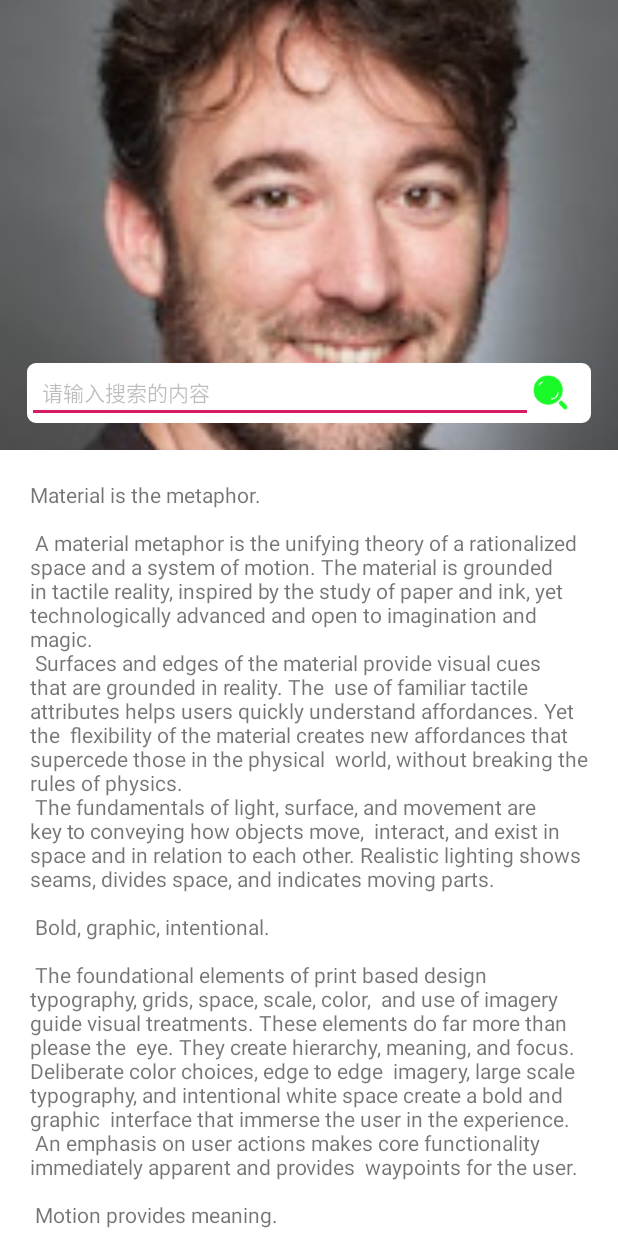
After one commit to wukuiqing49/Material, an Android app: the SearchLayoutActivity screen opened directly, with no data from a screen before it, on a phone screen of 412 x 824 dp. The commit adds this screen. Run offline under Robolectric (Android 15) with nearby library versions, the phone set to English and light mode, and no system bars.

Commit message:
搜索效果启动

```diff
--- a/app/src/main/AndroidManifest.xml
+++ b/app/src/main/AndroidManifest.xml
@@ -25,6 +25,7 @@
         <activity android:name=".activity.SidePanelActivity"/>
         <activity android:name=".activity.DrawerLayoutActivity"/>
         <activity android:name=".activity.ViewPagerActivity"/>
+        <activity android:name=".activity.SearchLayoutActivity"/>
     </application>
 
 </manifest>
--- a/app/src/main/java/com/wu/material/activity/MainActivity.kt
+++ b/app/src/main/java/com/wu/material/activity/MainActivity.kt
@@ -36,6 +36,9 @@ class MainActivity : AppCompatActivity() {
         findViewById<Button>(R.id.bt_coor5).setOnClickListener {
             startActivity(Intent(this, ViewPagerActivity::class.java));
         }
+        findViewById<Button>(R.id.bt_coor6).setOnClickListener {
+            startActivity(Intent(this, SearchLayoutActivity::class.java));
+        }
     }
 
 }
--- /dev/null
+++ b/app/src/main/java/com/wu/material/activity/SearchLayoutActivity.kt
@@ -0,0 +1,40 @@
+package com.wu.material.activity
+
+import android.annotation.SuppressLint
+import android.os.Bundle
+import androidx.appcompat.app.AppCompatActivity
+import androidx.constraintlayout.motion.widget.MotionLayout
+import com.google.android.material.appbar.AppBarLayout
+import com.wu.material.R
+
+/**
+ * @author wkq
+ *
+ * @date 2022年01月24日 13:56
+ *
+ *@des
+ *
+ */
+
+class SearchLayoutActivity : AppCompatActivity() {
+
+    @SuppressLint("RestrictedApi")
+    override fun onCreate(savedInstanceState: Bundle?) {
+        super.onCreate(savedInstanceState)
+        setContentView(R.layout.activity_search_layout)
+        //显示路径
+        var motionLayout = findViewById<MotionLayout>(R.id.ml)
+//        motionLayout.setDebugMode(MotionLayout.DEBUG_SHOW_PATH)
+
+
+        var appBarLayout = findViewById<AppBarLayout>(R.id.app_layout)
+        appBarLayout.addOnOffsetChangedListener(object : AppBarLayout.OnOffsetChangedListener {
+            override fun onOffsetChanged(appBarLayout: AppBarLayout?, verticalOffset: Int) {
+                //绑定 MotionLayout偏移量
+                motionLayout.progress = -verticalOffset / appBarLayout?.totalScrollRange?.toFloat()!!
+            }
+        })
+    }
+
+
+}
--- /dev/null
+++ b/app/src/main/res/drawable/shape_10dp.xml
@@ -0,0 +1,13 @@
+<?xml version="1.0" encoding="utf-8"?>
+<shape xmlns:android="http://schemas.android.com/apk/res/android">
+    <solid android:color="@color/white"></solid>
+    <corners
+        android:bottomLeftRadius="5dp"
+        android:bottomRightRadius="5dp"
+        android:topLeftRadius="5dp"
+        android:topRightRadius="5dp" />
+
+    <stroke
+        android:width="1dp"
+        android:color="@color/white" />
+</shape>
--- a/app/src/main/res/layout/activity_main.xml
+++ b/app/src/main/res/layout/activity_main.xml
@@ -58,6 +58,12 @@
         android:layout_width="wrap_content"
         android:layout_height="wrap_content"
         android:text="ViewPager_tab 效果" />
+    <Button
+        android:id="@+id/bt_coor6"
+        android:layout_marginTop="10dp"
+        android:layout_width="wrap_content"
+        android:layout_height="wrap_content"
+        android:text="SearchLayoutActivity 效果" />
 
 
 </LinearLayout>
--- /dev/null
+++ b/app/src/main/res/layout/activity_search_layout.xml
@@ -0,0 +1,83 @@
+<?xml version="1.0" encoding="utf-8"?>
+<androidx.coordinatorlayout.widget.CoordinatorLayout xmlns:android="http://schemas.android.com/apk/res/android"
+    xmlns:app="http://schemas.android.com/apk/res-auto"
+    xmlns:tools="http://schemas.android.com/tools"
+    android:layout_width="match_parent"
+    android:layout_height="match_parent"
+    android:background="@color/white"
+    android:fitsSystemWindows="false">
+
+    <!-- 顶部布局   -->
+    <com.google.android.material.appbar.AppBarLayout
+        android:id="@+id/app_layout"
+        android:layout_width="match_parent"
+        android:layout_height="300dp">
+
+        <!--      minHeight: 最小高度  -->
+        <!--      background: 背景色  -->
+        <!--      layoutDescription : 配置文件-->
+        <androidx.constraintlayout.motion.widget.MotionLayout
+
+            android:id="@+id/ml"
+            android:layout_width="match_parent"
+            android:layout_height="match_parent"
+            android:background="@color/colorAccent"
+            android:fitsSystemWindows="false"
+            android:minHeight="60dp"
+            android:theme="@style/AppTheme.AppBarOverlay"
+            app:layoutDescription="@xml/scene_search"
+            app:layout_scrollFlags="scroll|enterAlways|snap|exitUntilCollapsed"
+            tools:ignore="MotionLayoutInvalidSceneFileReference">
+
+            <ImageView
+                android:id="@+id/backgroundIcon"
+                android:layout_width="match_parent"
+                android:layout_height="200dp"
+                android:scaleType="centerCrop"
+                android:src="@mipmap/roard" />
+
+
+            <RelativeLayout
+                android:id="@+id/search"
+                android:layout_width="match_parent"
+                android:layout_height="40dp"
+                android:background="@drawable/shape_10dp">
+
+                <EditText
+                    android:layout_width="match_parent"
+                    android:layout_height="match_parent"
+                    android:layout_centerVertical="true"
+                    android:layout_toLeftOf="@+id/iv_search"
+                    android:hint="请输入搜索的内容"
+                    android:padding="10dp"
+                    android:textColorHint="@color/tintImage"
+                    android:textSize="14dp" />
+
+                <ImageView
+                    android:id="@+id/iv_search"
+                    android:layout_width="23dp"
+                    android:layout_height="23dp"
+                    android:layout_alignParentRight="true"
+                    android:layout_centerVertical="true"
+                    android:layout_marginRight="15dp"
+                    android:src="@mipmap/iv_search" />
+            </RelativeLayout>
+
+        </androidx.constraintlayout.motion.widget.MotionLayout>
+
+    </com.google.android.material.appbar.AppBarLayout>
+    <!-- 移动的控件 -->
+    <androidx.core.widget.NestedScrollView
+        android:id="@+id/scrollable"
+        android:layout_width="match_parent"
+        android:layout_height="match_parent"
+        app:layout_behavior="@string/appbar_scrolling_view_behavior">
+
+        <TextView
+            android:layout_width="wrap_content"
+            android:layout_height="wrap_content"
+            android:layout_margin="20dp"
+            android:text="@string/large_text" />
+
+    </androidx.core.widget.NestedScrollView>
+</androidx.coordinatorlayout.widget.CoordinatorLayout>
--- /dev/null
+++ b/app/src/main/res/xml/scene_search.xml
@@ -0,0 +1,57 @@
+<?xml version="1.0" encoding="utf-8"?>
+<MotionScene xmlns:android="http://schemas.android.com/apk/res/android"
+    xmlns:motion="http://schemas.android.com/apk/res-auto">
+
+    <Transition
+        motion:constraintSetEnd="@+id/end"
+        motion:constraintSetStart="@+id/start"
+        motion:motionInterpolator="linear" />
+
+
+    <ConstraintSet android:id="@+id/start">
+
+        <Constraint
+            android:id="@+id/backgroundIcon"
+            android:layout_width="match_parent"
+            android:layout_height="match_parent"
+            android:alpha="1.0"
+            android:scaleX="1.2"
+            android:scaleY="1.2" />
+
+
+        <Constraint
+            android:id="@+id/search"
+            android:layout_width="match_parent"
+            android:layout_height="40dp"
+            android:layout_marginLeft="18dp"
+            android:layout_marginRight="18dp"
+            android:layout_marginBottom="18dp"
+            motion:layout_constraintBottom_toBottomOf="parent"
+            motion:layout_constraintLeft_toLeftOf="parent"
+            motion:layout_constraintRight_toRightOf="parent" />
+    </ConstraintSet>
+
+
+    <ConstraintSet android:id="@+id/end">
+
+        <Constraint
+            android:id="@id/backgroundIcon"
+            android:layout_width="match_parent"
+            android:layout_height="match_parent"
+            android:alpha="0.2"
+            android:scaleX="1.0"
+            android:scaleY="1.0" />
+
+        <Constraint
+            android:id="@+id/search"
+            android:layout_width="200dp"
+            android:layout_height="40dp"
+            android:layout_marginLeft="18dp"
+            android:layout_marginBottom="10dp"
+            android:layout_marginTop="10dp"
+            motion:layout_constraintLeft_toLeftOf="parent"
+            motion:layout_constraintBottom_toBottomOf="parent" />
+    </ConstraintSet>
+
+
+</MotionScene>
```
Also changed, not shown: app/src/main/res/mipmap-xhdpi/iv_search.png (added).
